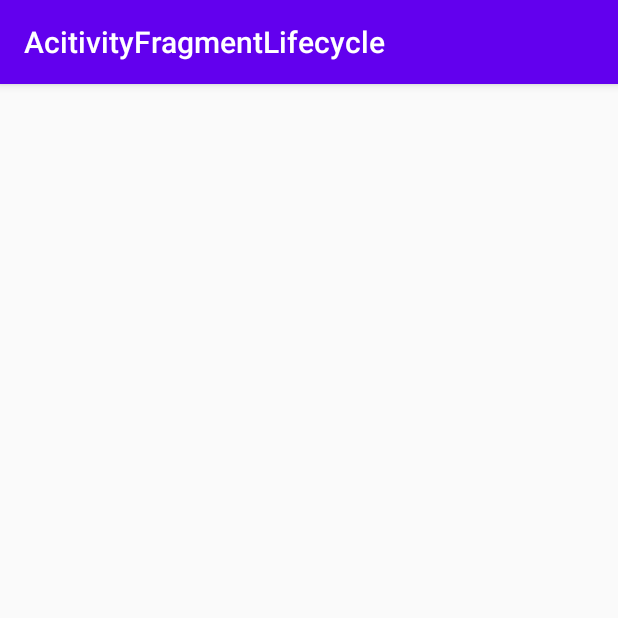
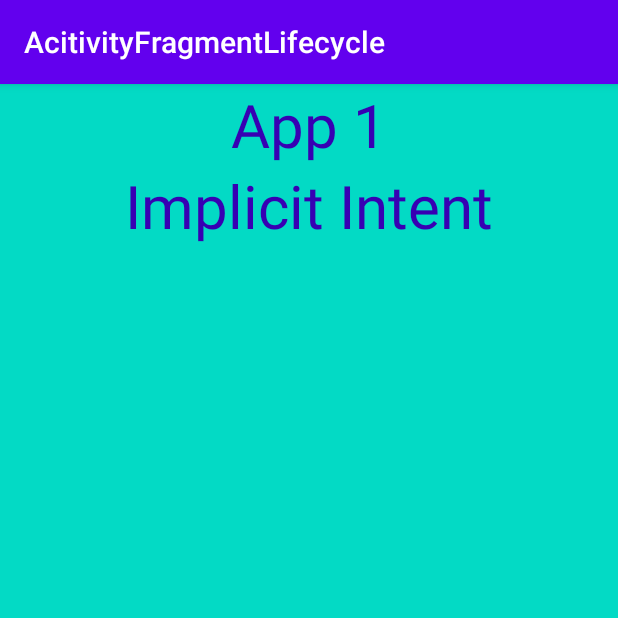
Before and after one commit to push95/AcitivityFragmentLifecycle, an Android app: the SecondActivity screen opened directly, with no data from a screen before it, on a phone screen of 412 x 824 dp, the top half of it. Run offline under Robolectric (Android 15) with nearby library versions, the phone set to English and light mode, and no system bars.

Commit message:
implicit intent with App1

```diff
--- a/app/src/main/res/layout/activity_second.xml
+++ b/app/src/main/res/layout/activity_second.xml
@@ -1,9 +1,34 @@
 <?xml version="1.0" encoding="utf-8"?>
-<androidx.constraintlayout.widget.ConstraintLayout xmlns:android="http://schemas.android.com/apk/res/android"
+<LinearLayout xmlns:android="http://schemas.android.com/apk/res/android"
     xmlns:app="http://schemas.android.com/apk/res-auto"
     xmlns:tools="http://schemas.android.com/tools"
     android:layout_width="match_parent"
     android:layout_height="match_parent"
+    android:orientation="vertical"
+    android:background="@color/colorAccent"
+   android:layout_gravity="center"
     tools:context=".activity.SecondActivity">
 
-</androidx.constraintlayout.widget.ConstraintLayout>
+
+    <TextView
+        android:layout_width="match_parent"
+        android:layout_height="wrap_content"
+        android:text="App 1"
+        android:textSize="40dp"
+        android:gravity="center"
+        android:textColor="@color/colorPrimaryDark"
+        />
+
+
+    <TextView
+        android:layout_width="match_parent"
+        android:layout_height="wrap_content"
+        android:text="Implicit Intent"
+        android:textSize="40dp"
+        android:gravity="center"
+        android:textColor="@color/colorPrimaryDark"
+        />
+
+
+
+</LinearLayout>
```
Also changed, not shown: app/src/main/AndroidManifest.xml (+13 -1 lines), app/src/main/java/com/example/acitivityfragmentlifecycle/implicit_intent/ImplicitIntentActivity1.kt (added, +13 -0 lines), app/src/main/res/layout/activity_implicit_intent1.xml (added, +9 -0 lines).
